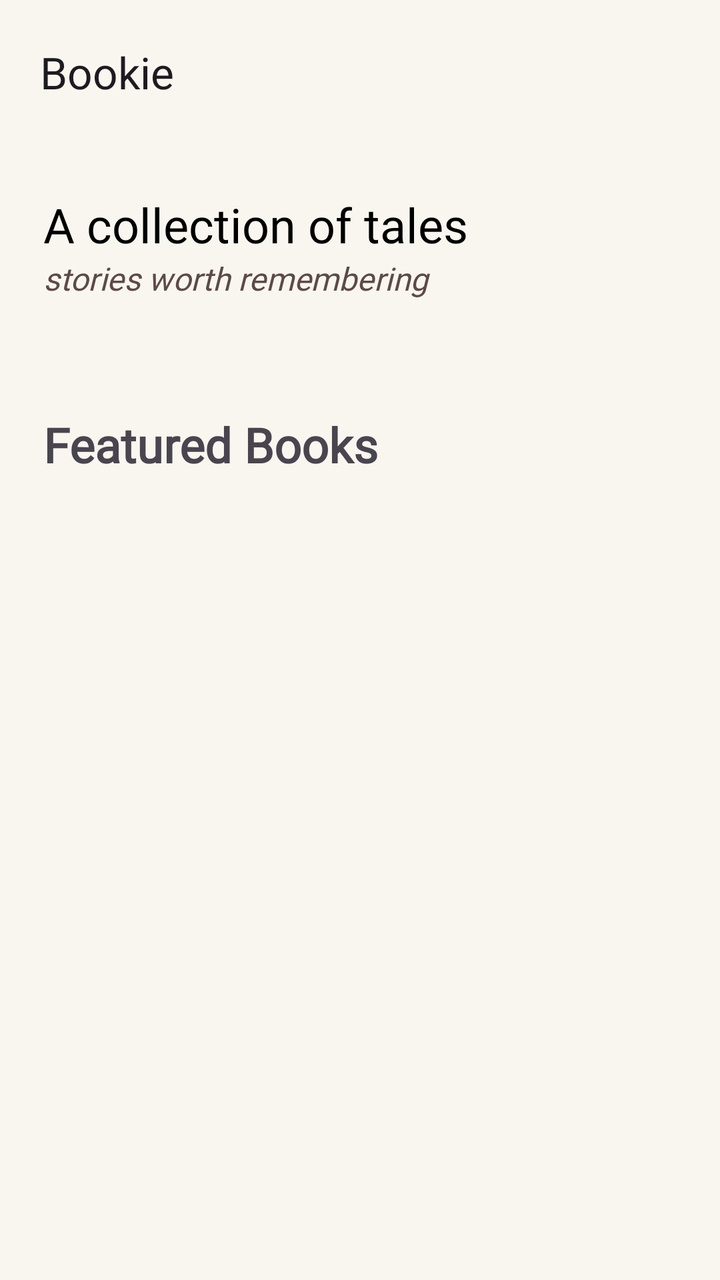
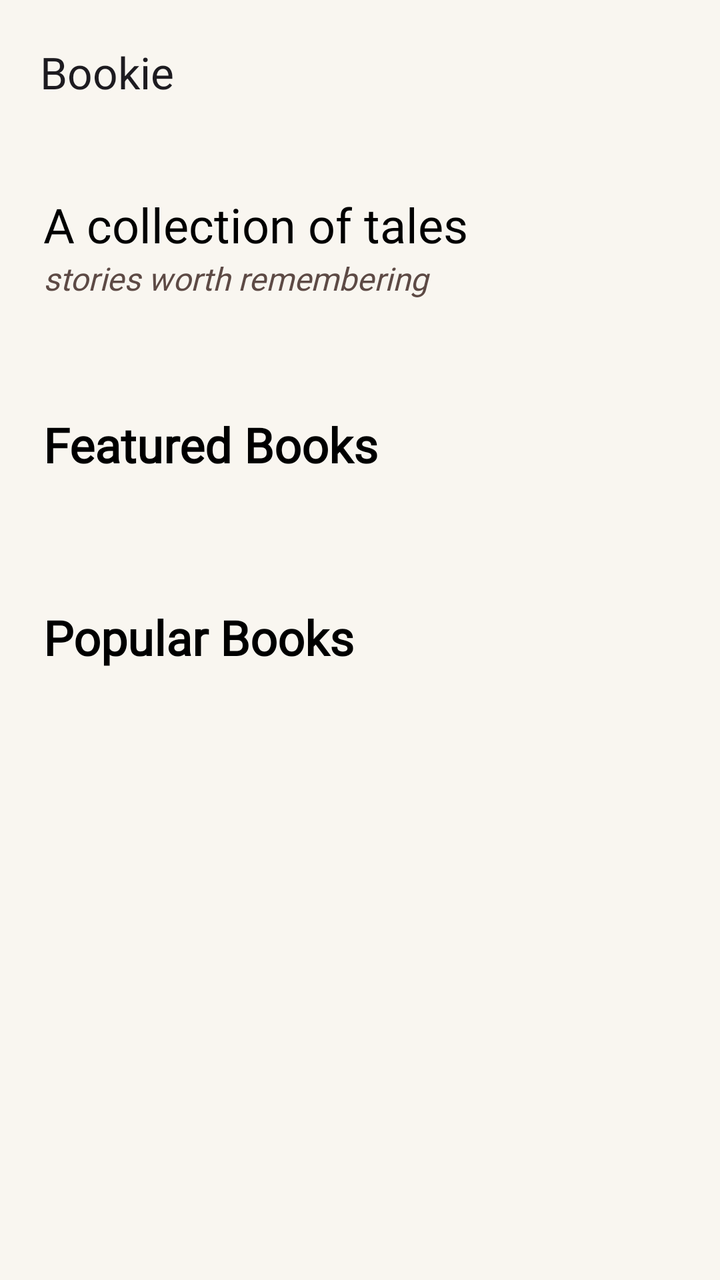

Screens rendered from an Android XML layout before and after an edit, with the pre-edit source and the edit as a unified diff.
<!-- AndroidManifest.xml: application theme Theme.Bookie -->
<!-- res/layout/fragment_home.xml -->
<?xml version="1.0" encoding="utf-8"?>
<androidx.constraintlayout.widget.ConstraintLayout xmlns:android="http://schemas.android.com/apk/res/android"
    xmlns:app="http://schemas.android.com/apk/res-auto"
    android:layout_width="match_parent"
    android:layout_height="match_parent"
    xmlns:andorid="http://schemas.android.com/tools"
    >

    <com.google.android.material.appbar.MaterialToolbar
        android:id="@+id/topbar"
        android:layout_width="0dp"
        android:layout_height="72dp"
        app:layout_constraintEnd_toEndOf="parent"
        app:layout_constraintStart_toStartOf="parent"
        app:layout_constraintTop_toTopOf="parent"
        app:title="Bookie"
        android:background="@color/Neutral"
        app:titleMarginStart="20dp"/>

    <androidx.core.widget.NestedScrollView
        android:layout_width="0dp"
        android:layout_height="0dp"
        android:fillViewport="true"
        app:layout_constraintTop_toBottomOf="@id/topbar"
        app:layout_constraintBottom_toBottomOf="parent"
        app:layout_constraintStart_toStartOf="parent"
        app:layout_constraintEnd_toEndOf="parent"
        android:background="@color/Neutral">

        <androidx.constraintlayout.widget.ConstraintLayout
            android:layout_width="match_parent"
            android:layout_height="wrap_content">

            <androidx.constraintlayout.widget.Guideline
                android:id="@+id/guideStart"
                android:layout_width="wrap_content"
                android:layout_height="wrap_content"
                android:orientation="vertical"
                app:layout_constraintGuide_percent="0.06" />

            <androidx.constraintlayout.widget.Guideline
                android:id="@+id/guideEnd"
                android:layout_width="wrap_content"
                android:layout_height="wrap_content"
                android:orientation="vertical"
                app:layout_constraintGuide_percent="0.94" />

            <TextView
                android:id="@+id/welcomeText1"
                android:layout_width="0dp"
                android:layout_height="wrap_content"
                android:layout_marginTop="24dp"
                android:fontFamily="@font/newsreader"
                android:gravity="start"
                android:text="A collection of tales"
                android:textColor="@color/black"
                android:textSize="24sp"
                app:layout_constraintEnd_toStartOf="@id/guideEnd"
                app:layout_constraintStart_toEndOf="@id/guideStart"
                app:layout_constraintTop_toTopOf="parent" />

            <TextView
                android:id="@+id/welcomeText2"
                android:layout_width="0dp"
                android:layout_height="wrap_content"
                android:fontFamily="@font/newsreader"
                android:gravity="start"
                android:text="stories worth remembering"
                android:textColor="@color/category_text"
                android:textSize="16sp"
                android:textStyle="italic"
                app:layout_constraintEnd_toStartOf="@id/guideEnd"
                app:layout_constraintStart_toEndOf="@id/guideStart"
                app:layout_constraintTop_toBottomOf="@id/welcomeText1" />


            <androidx.recyclerview.widget.RecyclerView
                android:id="@+id/categoryRecyclerView"
                android:layout_width="0dp"
                android:layout_height="wrap_content"
                android:layout_marginTop="32dp"

                app:layout_constraintStart_toStartOf="@id/guideStart"

                app:layout_constraintTop_toBottomOf="@id/welcomeText2"
                app:layoutManager="androidx.recyclerview.widget.LinearLayoutManager"
                android:orientation="horizontal" />

            <TextView
                android:id="@+id/featuredBooksText"
                android:layout_width="0dp"
                android:layout_height="wrap_content"
                android:fontFamily="@font/newsreader"
                android:text="Featured Books"
                android:layout_marginTop="24dp"
                android:textStyle="bold"
                andorid:font_family="@font/newsreader"
                app:layout_constraintEnd_toEndOf="@id/guideEnd"
                app:layout_constraintStart_toStartOf="@id/guideStart"
                app:layout_constraintTop_toBottomOf="@id/categoryRecyclerView"
                android:textSize="24sp"/>

            <androidx.recyclerview.widget.RecyclerView
                android:id="@+id/featuredRecyclerView"
                android:layout_width="0dp"
                android:layout_height="wrap_content"
                android:layout_marginTop="32dp"

                app:layout_constraintStart_toStartOf="@id/guideStart"


                app:layout_constraintTop_toBottomOf="@id/featuredBooksText"
                app:layoutManager="androidx.recyclerview.widget.LinearLayoutManager"
                android:orientation="horizontal" />



        </androidx.constraintlayout.widget.ConstraintLayout>

    </androidx.core.widget.NestedScrollView>
</androidx.constraintlayout.widget.ConstraintLayout>
<!-- resources referenced by this layout -->
<resources>
  <color name="Neutral">#F9F6F0</color>
  <color name="black">#FF000000</color>
  <color name="category_text">#5D4A45</color>
  <style name="Theme.Bookie" parent="Base.Theme.Bookie" />
  <style name="Base.Theme.Bookie" parent="Theme.Material3.DayNight.NoActionBar">
          
          
      </style>
</resources>

<!-- the commit's change to res/layout/fragment_home.xml (unified diff, before → after) -->
@@ -81,6 +81,7 @@
                 android:layout_marginTop="32dp"
 
                 app:layout_constraintStart_toStartOf="@id/guideStart"
+                app:layout_constraintEnd_toEndOf="@id/guideEnd"
 
                 app:layout_constraintTop_toBottomOf="@id/welcomeText2"
                 app:layoutManager="androidx.recyclerview.widget.LinearLayoutManager"
@@ -94,6 +95,7 @@
                 android:text="Featured Books"
                 android:layout_marginTop="24dp"
                 android:textStyle="bold"
+                android:textColor="@color/black"
                 andorid:font_family="@font/newsreader"
                 app:layout_constraintEnd_toEndOf="@id/guideEnd"
                 app:layout_constraintStart_toStartOf="@id/guideStart"
@@ -107,11 +109,26 @@
                 android:layout_marginTop="32dp"
 
                 app:layout_constraintStart_toStartOf="@id/guideStart"
+                app:layout_constraintEnd_toEndOf="@id/guideEnd"
 
 
                 app:layout_constraintTop_toBottomOf="@id/featuredBooksText"
                 app:layoutManager="androidx.recyclerview.widget.LinearLayoutManager"
                 android:orientation="horizontal" />
+
+            <TextView
+                android:id="@+id/popularBooksText"
+                android:layout_width="0dp"
+                android:layout_height="wrap_content"
+                android:layout_marginTop="32dp"
+                android:fontFamily="@font/newsreader"
+                android:text="Popular Books"
+                android:textSize="24sp"
+                android:textStyle="bold"
+                android:textColor="@color/black"
+                app:layout_constraintEnd_toEndOf="@id/guideEnd"
+                app:layout_constraintStart_toStartOf="@id/guideStart"
+                app:layout_constraintTop_toBottomOf="@id/featuredRecyclerView" />
 
 
 
